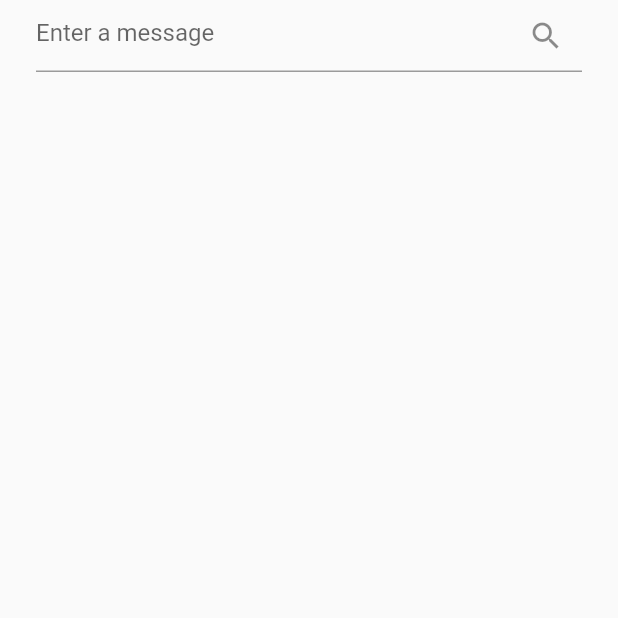
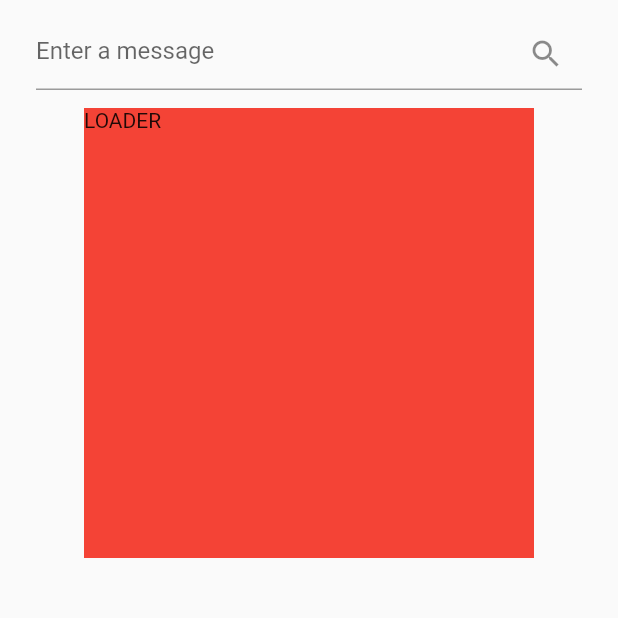
Before and after one commit to Ossyyrr/MusicApp, a Flutter app: the screen it shows after launch, on a phone screen of 412 x 824 dp, the top half of it. Run offline on Flutter 3.47's test engine with Material 2 defaults, Android fonts, the phone set to English and light mode, and no system bars; our stand-ins replace rxdart.

```diff
--- /dev/null
+++ b/lib/src/blocs/search_bloc.dart
@@ -0,0 +1,22 @@
+import 'package:base/src/models/search_model.dart';
+import 'package:base/src/reepositories/search_repository.dart';
+import 'package:rxdart/rxdart.dart';
+
+class SearchBloc {
+  final SearchRepository searchRepository = SearchRepository();
+
+  final PublishSubject<SearchModel> searchFetcher =
+      PublishSubject<SearchModel>();
+
+  Stream<SearchModel> get search => searchFetcher.stream;
+
+  Future<SearchModel> fetchSearch(String text) async {
+    final search = await searchRepository.fetchSearch(text);
+    searchFetcher.sink.add(search);
+    return search;
+  }
+
+  void dispose() {
+    searchFetcher.close();
+  }
+}
--- a/lib/src/screens/home.dart
+++ b/lib/src/screens/home.dart
@@ -1,3 +1,4 @@
+import 'package:base/src/blocs/search_bloc.dart';
 import 'package:base/src/models/search_model.dart';
 import 'package:base/src/widgets/search.dart';
 import 'package:flutter/material.dart';
@@ -12,6 +13,7 @@ class Home extends StatefulWidget {
 class _HomeState extends State<Home> {
   late SearchModel listSong;
   bool isInitialized = false;
+  SearchBloc searchBloc = SearchBloc();
 
   @override
   Widget build(BuildContext context) {
@@ -20,12 +22,48 @@ class _HomeState extends State<Home> {
           body: Center(
         child: Column(
           children: [
-            Search(updateListSong: updateListSong),
-            if (isInitialized) Text(listSong.tracks!.hits[0].track.artist)
+            Search(
+              updateListSong: updateListSong,
+              searchBloc: searchBloc,
+            ),
+            // if (isInitialized) Text(listSong.tracks!.hits[0].track.artist)
+            Container(
+              width: 300,
+              height: 300,
+              child: StreamBuilder(
+                  stream: searchBloc.search,
+                  builder: (_, snapshot) {
+                    final searchData = snapshot.data as SearchModel?;
+                    final loading = !snapshot.hasError && !snapshot.hasData;
+
+                    if (searchData != null && !loading) {
+                      return ListView(
+                        clipBehavior: Clip.none,
+                        scrollDirection: Axis.horizontal,
+                        children: _song(searchData),
+                      );
+                    } else {
+                      return Container(
+                        color: Colors.red,
+                        child: Text('LOADER'),
+                      );
+                    }
+                  }),
+            )
           ],
         ),
       )),
     );
+  }
+
+  List<Widget> _song(SearchModel? searchData) {
+    return searchData!.tracks!.hits
+        .map((data) => Container(
+              width: 40,
+              height: 40,
+              child: Text(data.track.title),
+            ))
+        .toList();
   }
 
   updateListSong(SearchModel data) {
--- a/lib/src/widgets/search.dart
+++ b/lib/src/widgets/search.dart
@@ -1,9 +1,13 @@
+import 'package:base/src/blocs/search_bloc.dart';
 import 'package:base/src/reepositories/search_repository.dart';
 import 'package:flutter/material.dart';
 
 class Search extends StatefulWidget {
-  const Search({Key? key, required this.updateListSong}) : super(key: key);
+  const Search(
+      {Key? key, required this.updateListSong, required this.searchBloc})
+      : super(key: key);
   final Function updateListSong;
+  final SearchBloc searchBloc;
   @override
   _SearchState createState() => _SearchState();
 }
@@ -11,12 +15,18 @@ class Search extends StatefulWidget {
 class _SearchState extends State<Search> {
   TextEditingController _controller = TextEditingController();
   String inputSearch = '';
-  SearchRepository searchRepository = SearchRepository();
+  //SearchRepository searchRepository = SearchRepository();
+
+  @override
+  void dispose() {
+    widget.searchBloc.dispose();
+    super.dispose();
+  }
 
   @override
   Widget build(BuildContext context) {
     return Padding(
-        padding: const EdgeInsets.symmetric(horizontal: 24.0),
+        padding: const EdgeInsets.symmetric(horizontal: 24.0, vertical: 12),
         child: TextField(
             controller: _controller,
             decoration: InputDecoration(
@@ -36,7 +46,7 @@ class _SearchState extends State<Search> {
   Future<void> _search(String text) async {
     print('llamar a la api con: ' + inputSearch);
     _controller.clear();
-    var data = await searchRepository.fetchSearch(text);
+    var data = await widget.searchBloc.fetchSearch(text);
     widget.updateListSong(data);
   }
 }
```
Also changed, not shown: lib/src/blocs/flims_bloc.dart (deleted, +0 -22 lines).
